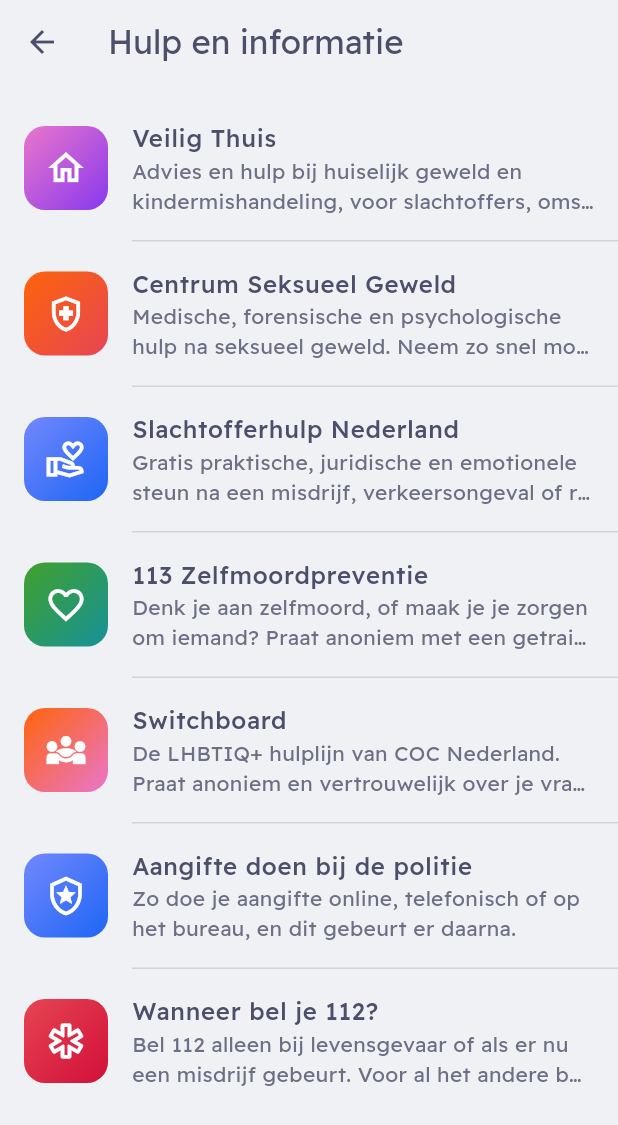
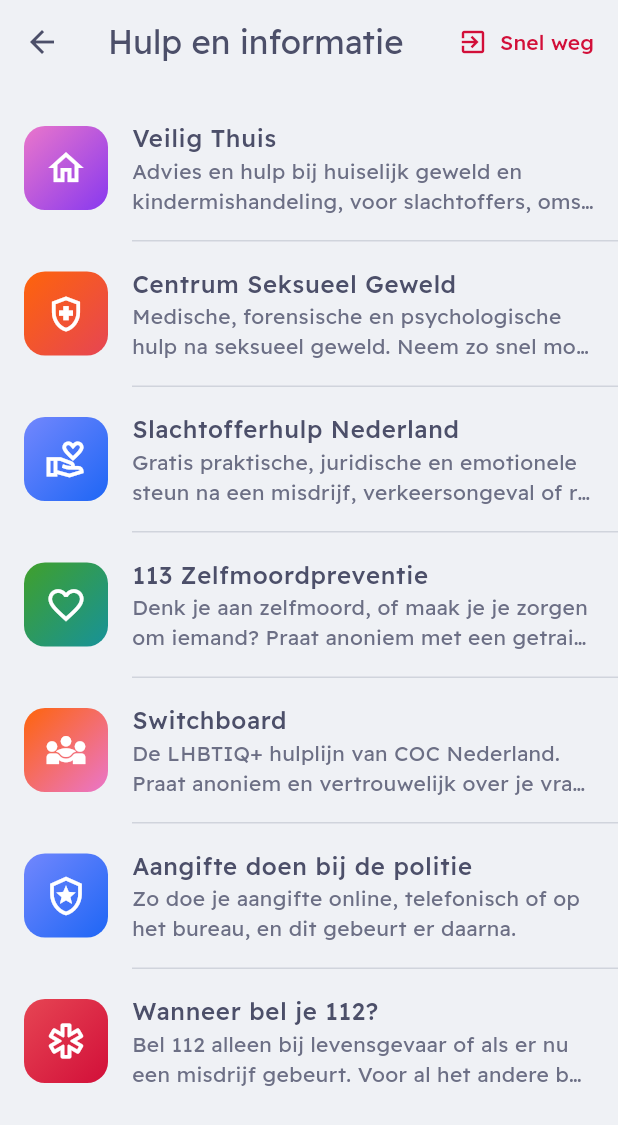
Before and after one commit to adam-bouafia/metjou, a Flutter app: the Dashboard screen opened directly, after a tap on "Samen veilig", after a tap on "Meer", on a phone screen of 412 x 824 dp. Shown: the top 1125 px of the screen. Run offline on Flutter 3.47's test engine with Material 3 defaults, Android fonts, the phone set to English and light mode, and no system bars; our stand-ins replace carousel_slider, flutter_local_notifications, flutter_markdown_plus, flutter_native_contact_picker, flutter_slidable, flutter_spinkit and 8 more; missing offline and left inert: another_telephony, flutter_phone_direct_caller, shake, workmanager; accounts and stored records are empty.

Commit message:
feat: quick exit button on the home screen and help pages
'Snel weg' opens the Buienradar weather page and closes MetJou in one
tap, like the quick-exit buttons on Dutch domestic violence websites.
In all five languages.

```diff
--- /dev/null
+++ b/lib/core/widgets/quick_exit_button.dart
@@ -0,0 +1,36 @@
+import 'package:flutter/material.dart';
+import 'package:flutter/services.dart';
+import 'package:metjou/core/localization/app_locale.dart';
+import 'package:url_launcher/url_launcher.dart';
+
+/// A harmless page to land on, like the quick-exit buttons on Dutch
+/// domestic violence websites.
+final _neutralPage = Uri.parse('https://www.buienradar.nl/');
+
+/// Opens the weather in the browser and closes MetJou in one tap, for when
+/// someone looks over the user's shoulder.
+Future<void> quickExit() async {
+  await launchUrl(_neutralPage, mode: LaunchMode.externalApplication);
+  await SystemNavigator.pop();
+}
+
+class QuickExitButton extends StatelessWidget {
+  const QuickExitButton({super.key});
+
+  @override
+  Widget build(BuildContext context) {
+    final scheme = Theme.of(context).colorScheme;
+    return Tooltip(
+      message: context.l10n.quickExitHint,
+      child: TextButton.icon(
+        style: TextButton.styleFrom(
+          foregroundColor: scheme.error,
+          visualDensity: VisualDensity.compact,
+        ),
+        onPressed: quickExit,
+        icon: const Icon(Icons.exit_to_app, size: 20),
+        label: Text(context.l10n.quickExit),
+      ),
+    );
+  }
+}
--- a/lib/features/home/presentation/widgets/dash_appbar.dart
+++ b/lib/features/home/presentation/widgets/dash_appbar.dart
@@ -1,4 +1,5 @@
 import 'package:flutter/material.dart';
+import 'package:metjou/core/widgets/quick_exit_button.dart';
 import 'package:metjou/features/settings/presentation/settings_screen.dart';
 import 'package:metjou/core/localization/app_locale.dart';
 
@@ -29,7 +30,11 @@
           ),
         ),
       ),
-      trailing: Card(
+      trailing: Row(
+        mainAxisSize: MainAxisSize.min,
+        children: [
+          const QuickExitButton(),
+          Card(
             elevation: 4,
             shape: CircleBorder(),
             child: InkWell(
@@ -45,6 +50,8 @@
               ),
             ),
           ),
+        ],
+      ),
     );
   }
 }
--- a/lib/features/resources/presentation/all_articles.dart
+++ b/lib/features/resources/presentation/all_articles.dart
@@ -1,4 +1,5 @@
 import 'package:flutter/material.dart';
+import 'package:metjou/core/widgets/quick_exit_button.dart';
 import 'package:metjou/features/resources/presentation/article_desc.dart';
 import 'package:metjou/features/resources/data/resources.dart';
 import 'package:metjou/core/localization/app_locale.dart';
@@ -11,7 +12,10 @@
   Widget build(BuildContext context) {
     final resources = safetyResources(context);
     return Scaffold(
-      appBar: AppBar(title: Text(context.l10n.resourcesTitle)),
+      appBar: AppBar(
+        title: Text(context.l10n.resourcesTitle),
+        actions: const [QuickExitButton()],
+      ),
       body: ListView.separated(
         padding: const EdgeInsets.symmetric(vertical: 8),
         itemCount: resources.length,
--- a/lib/features/resources/presentation/article_desc.dart
+++ b/lib/features/resources/presentation/article_desc.dart
@@ -1,4 +1,5 @@
 import 'package:flutter/material.dart';
+import 'package:metjou/core/widgets/quick_exit_button.dart';
 import 'package:metjou/features/resources/data/resources.dart';
 import 'package:metjou/core/localization/app_locale.dart';
 import 'package:metjou/core/services/phone_call.dart';
@@ -14,7 +15,7 @@
   Widget build(BuildContext context) {
     final l10n = context.l10n;
     return Scaffold(
-      appBar: AppBar(),
+      appBar: AppBar(actions: const [QuickExitButton()]),
       body: ListView(
         padding: const EdgeInsets.fromLTRB(24, 8, 24, 32),
         children: [
--- a/lib/l10n/app_ar.arb
+++ b/lib/l10n/app_ar.arb
@@ -54,6 +54,8 @@
   "resSwitchboardDesc": "خط المساعدة لمجتمع الميم التابع لمنظمة COC Nederland. تحدث بسرية ودون الكشف عن هويتك عن أسئلتك أو شكوكك أو قصتك، عبر الهاتف أو الدردشة، مجانًا.",
   "callNumber": "اتصل بـ {number}",
   "openWebsite": "فتح الموقع",
+  "quickExit": "خروج سريع",
+  "quickExitHint": "يفتح الطقس ويغلق MetJou",
   "getHomeSafe": "العودة إلى المنزل بأمان",
   "getHomeSafeSubtitle": "شارك موقعك أثناء الطريق",
   "getHomeSafeInterval": "يُرسل موقعك إلى جهة اتصال واحدة كل 15 دقيقة",
--- a/lib/l10n/app_en.arb
+++ b/lib/l10n/app_en.arb
@@ -61,6 +61,8 @@
     }
   },
   "openWebsite": "Open website",
+  "quickExit": "Quick exit",
+  "quickExitHint": "Opens the weather and closes MetJou",
   "getHomeSafe": "Get home safe",
   "getHomeSafeSubtitle": "Share your location on the way",
   "getHomeSafeInterval": "Your location is sent to one contact every 15 minutes",
--- a/lib/l10n/app_es.arb
+++ b/lib/l10n/app_es.arb
@@ -54,6 +54,8 @@
   "resSwitchboardDesc": "La línea de ayuda LGBTQ+ de COC Nederland. Habla de forma anónima y confidencial sobre tus preguntas, dudas o tu historia, por teléfono o chat, gratis.",
   "callNumber": "Llamar al {number}",
   "openWebsite": "Abrir sitio web",
+  "quickExit": "Salida rápida",
+  "quickExitHint": "Abre el tiempo y cierra MetJou",
   "getHomeSafe": "Llegar seguro a casa",
   "getHomeSafeSubtitle": "Comparte tu ubicación en el camino",
   "getHomeSafeInterval": "Tu ubicación se envía a un contacto cada 15 minutos",
--- a/lib/l10n/app_fr.arb
+++ b/lib/l10n/app_fr.arb
@@ -54,6 +54,8 @@
   "resSwitchboardDesc": "La ligne d'écoute LGBTQ+ de COC Nederland. Parlez de manière anonyme et confidentielle de vos questions, de vos doutes ou de votre histoire, par téléphone ou par chat, gratuitement.",
   "callNumber": "Appeler le {number}",
   "openWebsite": "Ouvrir le site",
+  "quickExit": "Sortie rapide",
+  "quickExitHint": "Ouvre la météo et ferme MetJou",
   "getHomeSafe": "Rentrer en sécurité",
   "getHomeSafeSubtitle": "Partagez votre position en chemin",
   "getHomeSafeInterval": "Votre position est envoyée à un contact toutes les 15 minutes",
--- a/lib/l10n/app_localizations.dart
+++ b/lib/l10n/app_localizations.dart
@@ -427,6 +427,18 @@
   /// In en, this message translates to:
   /// **'Open website'**
   String get openWebsite;
+
+  /// No description provided for @quickExit.
+  ///
+  /// In en, this message translates to:
+  /// **'Quick exit'**
+  String get quickExit;
+
+  /// No description provided for @quickExitHint.
+  ///
+  /// In en, this message translates to:
+  /// **'Opens the weather and closes MetJou'**
+  String get quickExitHint;
 
   /// No description provided for @getHomeSafe.
   ///
--- a/lib/l10n/app_localizations_ar.dart
+++ b/lib/l10n/app_localizations_ar.dart
@@ -181,6 +181,12 @@
 
   @override
   String get openWebsite => 'فتح الموقع';
+
+  @override
+  String get quickExit => 'خروج سريع';
+
+  @override
+  String get quickExitHint => 'يفتح الطقس ويغلق MetJou';
 
   @override
   String get getHomeSafe => 'العودة إلى المنزل بأمان';
--- a/lib/l10n/app_localizations_en.dart
+++ b/lib/l10n/app_localizations_en.dart
@@ -182,6 +182,12 @@
 
   @override
   String get openWebsite => 'Open website';
+
+  @override
+  String get quickExit => 'Quick exit';
+
+  @override
+  String get quickExitHint => 'Opens the weather and closes MetJou';
 
   @override
   String get getHomeSafe => 'Get home safe';
--- a/lib/l10n/app_localizations_es.dart
+++ b/lib/l10n/app_localizations_es.dart
@@ -183,6 +183,12 @@
 
   @override
   String get openWebsite => 'Abrir sitio web';
+
+  @override
+  String get quickExit => 'Salida rápida';
+
+  @override
+  String get quickExitHint => 'Abre el tiempo y cierra MetJou';
 
   @override
   String get getHomeSafe => 'Llegar seguro a casa';
--- a/lib/l10n/app_localizations_fr.dart
+++ b/lib/l10n/app_localizations_fr.dart
@@ -183,6 +183,12 @@
 
   @override
   String get openWebsite => 'Ouvrir le site';
+
+  @override
+  String get quickExit => 'Sortie rapide';
+
+  @override
+  String get quickExitHint => 'Ouvre la météo et ferme MetJou';
 
   @override
   String get getHomeSafe => 'Rentrer en sécurité';
--- a/lib/l10n/app_localizations_nl.dart
+++ b/lib/l10n/app_localizations_nl.dart
@@ -181,6 +181,12 @@
 
   @override
   String get openWebsite => 'Open website';
+
+  @override
+  String get quickExit => 'Snel weg';
+
+  @override
+  String get quickExitHint => 'Opent het weer en sluit MetJou';
 
   @override
   String get getHomeSafe => 'Veilig thuiskomen';
--- a/lib/l10n/app_nl.arb
+++ b/lib/l10n/app_nl.arb
@@ -54,6 +54,8 @@
   "resSwitchboardDesc": "De LHBTIQ+ hulplijn van COC Nederland. Praat anoniem en vertrouwelijk over je vragen, twijfels of je verhaal, via telefoon of chat, gratis.",
   "callNumber": "Bel {number}",
   "openWebsite": "Open website",
+  "quickExit": "Snel weg",
+  "quickExitHint": "Opent het weer en sluit MetJou",
   "getHomeSafe": "Veilig thuiskomen",
   "getHomeSafeSubtitle": "Deel je locatie onderweg",
   "getHomeSafeInterval": "Elke 15 minuten wordt je locatie naar één contact gestuurd",
```
Lines whose indentation alone changed are shown as unchanged.
